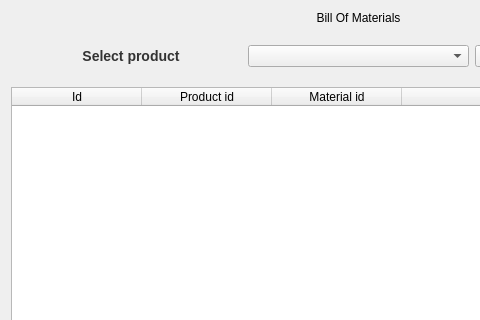
The window that ui/BOMView.ui (MagdaOleksandrTeam/ProductionPlanner) describes before a commit, drawn with Qt 5; both pictures show x 0 to 480 and y 0 to 320 of the 717 by 584 pixel window.
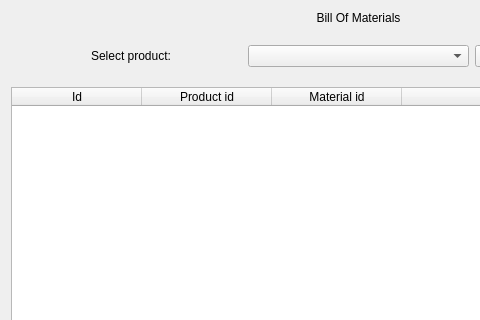
The same window after the commit.

Patch:
```diff
--- a/ui/BOMView.ui
+++ b/ui/BOMView.ui
@@ -51,12 +51,10 @@
       <item>
        <widget class="QLabel" name="lblSelect">
         <property name="styleSheet">
-         <string notr="true">font-weight: bold;
-font-size: 14px;
-color: #333333;</string>
+         <string notr="true"/>
         </property>
         <property name="text">
-         <string>Select product</string>
+         <string>Select product:</string>
         </property>
         <property name="alignment">
          <set>Qt::AlignmentFlag::AlignCenter</set>
```
Left out of the diff: 2 changed lines with no effect on the pictures.
